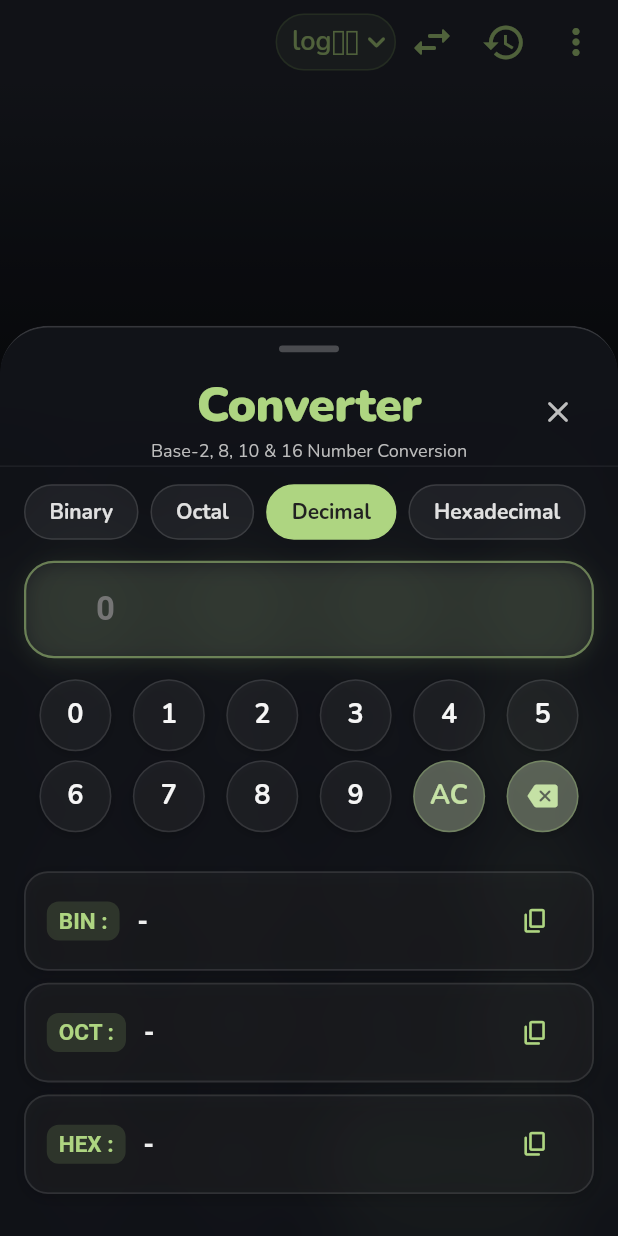
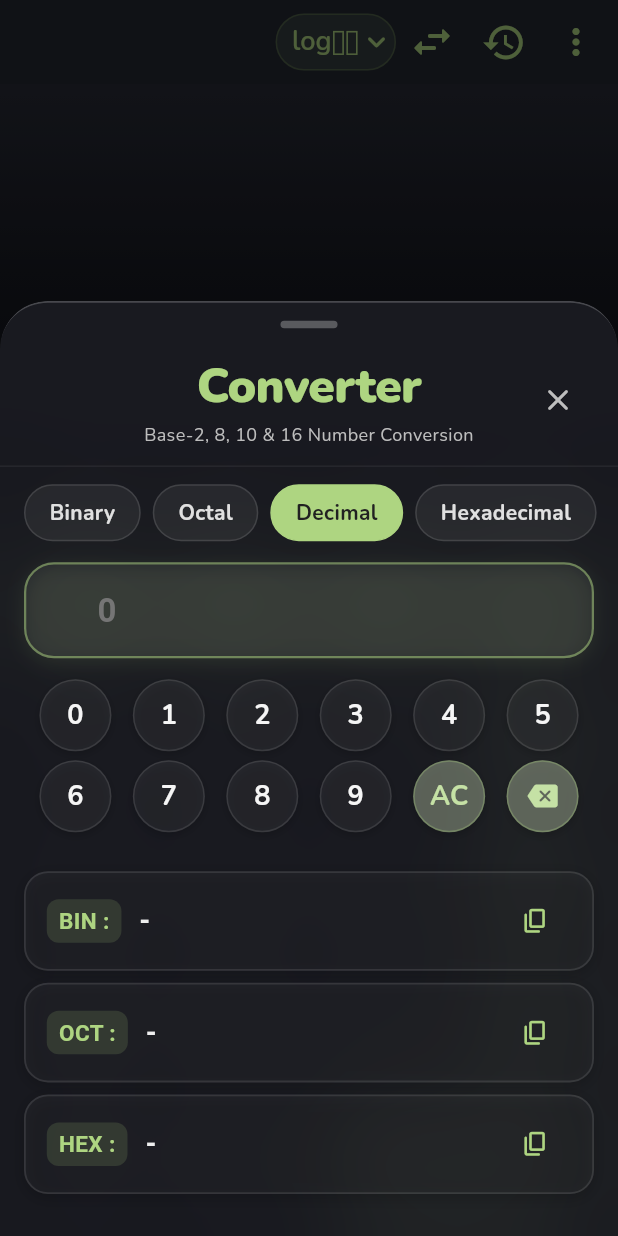
Before and after one commit to NARIKODANHRIDUL/Calculator_app_Flutter, a Flutter app: the screen it shows after launch, after a tap on the "swap horiz" icon, on a phone screen of 412 x 824 dp. Run offline on Flutter 3.47's test engine with Material 3 defaults, Android fonts, the phone set to English and light mode, and no system bars; our stand-ins replace fluttertoast, google_fonts, math_expressions, share_plus, shared_preferences; missing offline and left inert: in_app_update.

Commit message:
Eliminate white flash, iOS frosted glass aesthetic, reduced log10 font, responsive squircle morph (v1.0.16+17)

```diff
--- a/lib/aboutus.dart
+++ b/lib/aboutus.dart
@@ -196,7 +196,7 @@
                             fontWeight: FontWeight.w500),
                       ),
                       subtitle: Text(
-                        "1.0.15+16",
+                        "1.0.16+17",
                         style: GoogleFonts.firaSans(
                           color: subtitle,
                         ),
--- a/lib/main.dart
+++ b/lib/main.dart
@@ -42,9 +42,19 @@
   @override
   Widget build(BuildContext context) {
     return MaterialApp(
-      theme: ThemeData(
-        primarySwatch: Colors.grey,
-        useMaterial3: false,
+      theme: ThemeData.dark().copyWith(
+        scaffoldBackgroundColor: Colors.black,
+        canvasColor: Colors.black,
+        cardColor: const Color(0xFF161922),
+        dialogTheme: const DialogThemeData(
+          backgroundColor: Color(0xFF161922),
+        ),
+        colorScheme: const ColorScheme.dark(
+          primary: Colors.lightGreen,
+          surface: Color(0xFF161922),
+          onSurface: Colors.white,
+          onSecondary: Color(0xFFC7CBD1),
+        ),
       ),
       debugShowCheckedModeBanner: false,
       home: const Home(),
@@ -454,8 +464,14 @@
               } else if (val == 1) {
                 Navigator.push(
                   context,
-                  MaterialPageRoute(
-                    builder: (context) => about(isDark: isDark),
+                  PageRouteBuilder(
+                    pageBuilder: (context, animation, secondaryAnimation) =>
+                        about(isDark: isDark),
+                    transitionsBuilder:
+                        (context, animation, secondaryAnimation, child) {
+                      return FadeTransition(opacity: animation, child: child);
+                    },
+                    transitionDuration: const Duration(milliseconds: 220),
                   ),
                 );
               } else if (val == 2) {
@@ -504,9 +520,11 @@
                 Expanded(
                   child: ClipRRect(
                     borderRadius: const BorderRadius.only(
-                      bottomLeft: Radius.circular(30),
-                      bottomRight: Radius.circular(30),
-                    ),
+                      bottomLeft: Radius.circular(32),
+                      bottomRight: Radius.circular(32),
+                    ),
+                    child: BackdropFilter(
+                      filter: ImageFilter.blur(sigmaX: 25, sigmaY: 25),
                       child: Container(
                         decoration: BoxDecoration(
                           gradient: isDark
@@ -514,9 +532,9 @@
                                   begin: Alignment.topCenter,
                                   end: Alignment.bottomCenter,
                                   colors: [
-                                  Color(0xFF242832),
-                                  Color(0xFF161920),
-                                  Color(0xFF0D0F13),
+                                    Color(0xFF282B36),
+                                    Color(0xFF181A22),
+                                    Color(0xFF0F1015),
                                   ],
                                   stops: [0.0, 0.5, 1.0],
                                 )
@@ -533,16 +551,16 @@
                           border: Border(
                             bottom: BorderSide(
                               color: isDark
-                                ? Colors.white.withValues(alpha: 0.12)
+                                  ? Colors.white.withValues(alpha: 0.16)
                                   : Colors.black.withValues(alpha: 0.08),
                               width: 1.2,
                             ),
                           ),
                           boxShadow: [
                             BoxShadow(
-                            color: Colors.black.withValues(alpha: isDark ? 0.35 : 0.08),
-                            blurRadius: 14,
-                            offset: const Offset(0, 4),
+                              color: Colors.black.withValues(alpha: isDark ? 0.38 : 0.08),
+                              blurRadius: 18,
+                              offset: const Offset(0, 5),
                             ),
                           ],
                         ),
@@ -655,6 +673,7 @@
                     ),
                   ),
                 ),
+              ),
                 SafeArea(
                   top: false,
                   child: Center(
@@ -861,16 +880,16 @@
               : const EdgeInsets.all(0),
           child: Transform.scale(
             scale: (tag == "log₁₀")
-                ? 1.30
+                ? 0.90
                 : (tag == "log₂")
-                    ? 1.20
+                    ? 1.05
                     : (tag == "ln")
                         ? 1.05
                         : 1.0,
             child: Text(
               tag,
               style: GoogleFonts.ubuntuMono(
-                fontSize: 20,
+                fontSize: (tag == "log₁₀") ? 16 : 20,
                 fontWeight: FontWeight.w500,
                 color: bTheme.shade300,
               ),
@@ -1620,6 +1639,7 @@
       context: context,
       isScrollControlled: true,
       backgroundColor: Colors.transparent,
+      barrierColor: Colors.black.withValues(alpha: 0.55),
       shape: const RoundedRectangleBorder(
         borderRadius: BorderRadius.only(
           topLeft: Radius.circular(32),
@@ -1636,7 +1656,7 @@
               topRight: Radius.circular(32),
             ),
             child: BackdropFilter(
-              filter: ImageFilter.blur(sigmaX: 20, sigmaY: 20),
+              filter: ImageFilter.blur(sigmaX: 30, sigmaY: 30),
               child: DraggableScrollableSheet(
                 expand: false,
                 initialChildSize: 0.55,
@@ -1645,7 +1665,7 @@
                 builder: (context, sheetScrollController) => Container(
                   decoration: BoxDecoration(
                     color: isDark
-                        ? const Color(0xFF12141A).withValues(alpha: 0.88)
+                        ? const Color(0xFF1C1D24).withValues(alpha: 0.84)
                         : Colors.white.withValues(alpha: 0.92),
                     borderRadius: const BorderRadius.only(
                       topLeft: Radius.circular(32),
@@ -1654,8 +1674,8 @@
                     border: Border(
                       top: BorderSide(
                         color: isDark
-                            ? Colors.white.withValues(alpha: 0.15)
-                            : Colors.white.withValues(alpha: 0.9),
+                            ? Colors.white.withValues(alpha: 0.20)
+                            : Colors.white,
                         width: 1.2,
                       ),
                     ),
@@ -1665,10 +1685,12 @@
                       const SizedBox(height: 12),
                       // Drag indicator handle
                       Container(
-                        width: 40,
-                        height: 4.5,
+                        width: 38,
+                        height: 5,
                         decoration: BoxDecoration(
-                          color: isDark ? Colors.white24 : Colors.black26,
+                          color: isDark
+                              ? Colors.white.withValues(alpha: 0.28)
+                              : Colors.black.withValues(alpha: 0.22),
                           borderRadius: BorderRadius.circular(10),
                         ),
                       ),
@@ -1677,7 +1699,7 @@
                       Padding(
                         padding: const EdgeInsets.symmetric(horizontal: 16, vertical: 6),
                         child: SizedBox(
-                          height: 48,
+                          height: 52,
                           child: Stack(
                             alignment: Alignment.center,
                             children: [
@@ -2166,6 +2188,7 @@
       context: context,
       isScrollControlled: true,
       backgroundColor: Colors.transparent,
+      barrierColor: Colors.black.withValues(alpha: 0.55),
       shape: const RoundedRectangleBorder(
         borderRadius: BorderRadius.only(
           topLeft: Radius.circular(32),
@@ -2189,12 +2212,12 @@
                       topRight: Radius.circular(32),
                     ),
                     child: BackdropFilter(
-                      filter: ImageFilter.blur(sigmaX: 20, sigmaY: 20),
+                      filter: ImageFilter.blur(sigmaX: 30, sigmaY: 30),
                       child: SingleChildScrollView(
                         child: Container(
                           decoration: BoxDecoration(
                             color: isDark
-                                ? const Color(0xFF12141A).withValues(alpha: 0.88)
+                                ? const Color(0xFF1C1D24).withValues(alpha: 0.84)
                                 : Colors.white.withValues(alpha: 0.92),
                             borderRadius: const BorderRadius.only(
                               topLeft: Radius.circular(32),
@@ -2203,8 +2226,8 @@
                             border: Border(
                               top: BorderSide(
                                 color: isDark
-                                    ? Colors.white.withValues(alpha: 0.15)
-                                    : Colors.white.withValues(alpha: 0.9),
+                                    ? Colors.white.withValues(alpha: 0.20)
+                                    : Colors.white,
                                 width: 1.2,
                               ),
                             ),
@@ -2215,10 +2238,12 @@
                               const SizedBox(height: 12),
                               // Drag handle indicator
                               Container(
-                                width: 40,
-                                height: 4.5,
+                                width: 38,
+                                height: 5,
                                 decoration: BoxDecoration(
-                                  color: isDark ? Colors.white24 : Colors.black26,
+                                  color: isDark
+                                      ? Colors.white.withValues(alpha: 0.28)
+                                      : Colors.black.withValues(alpha: 0.22),
                                   borderRadius: BorderRadius.circular(10),
                                 ),
                               ),
@@ -2227,7 +2252,7 @@
                               Padding(
                                 padding: const EdgeInsets.symmetric(horizontal: 16, vertical: 4),
                                 child: SizedBox(
-                                  height: 52,
+                                  height: 68,
                                   child: Stack(
                                     alignment: Alignment.center,
                                     children: [
@@ -2762,30 +2787,59 @@
 class _MorphingCalculatorButtonState
     extends State<MorphingCalculatorButton> {
   bool _isPressed = false;
+  DateTime? _pointerDownTime;
+  Timer? _releaseTimer;
+
+  void _handlePointerDown() {
+    _releaseTimer?.cancel();
+    _pointerDownTime = DateTime.now();
+    HapticFeedback.lightImpact();
+    if (!_isPressed) {
+      setState(() {
+        _isPressed = true;
+      });
+    }
+  }
+
+  void _handlePointerUp() {
+    final downTime = _pointerDownTime;
+    const minHoldDuration = Duration(milliseconds: 200);
+
+    if (downTime != null) {
+      final elapsed = DateTime.now().difference(downTime);
+      if (elapsed < minHoldDuration) {
+        _releaseTimer?.cancel();
+        _releaseTimer = Timer(minHoldDuration - elapsed, () {
+          if (mounted) {
+            setState(() {
+              _isPressed = false;
+            });
+          }
+        });
+        return;
+      }
+    }
+
+    _releaseTimer?.cancel();
+    if (mounted) {
+      setState(() {
+        _isPressed = false;
+      });
+    }
+  }
+
+  @override
+  void dispose() {
+    _releaseTimer?.cancel();
+    super.dispose();
+  }
 
   @override
   Widget build(BuildContext context) {
     return Listener(
-      onPointerDown: (_) {
-        HapticFeedback.lightImpact();
-        setState(() {
-          _isPressed = true;
-        });
-      },
-      onPointerUp: (_) {
-        if (_isPressed) {
-          setState(() {
-            _isPressed = false;
-          });
-        }
-      },
-      onPointerCancel: (_) {
-        if (_isPressed) {
-          setState(() {
-            _isPressed = false;
-          });
-        }
-      },
+      onPointerDown: (_) => _handlePointerDown(),
+      onPointerUp: (_) => _handlePointerUp(),
+      onPointerCancel: (_) => _handlePointerUp(),
       child: GestureDetector(
         behavior: HitTestBehavior.opaque,
         onTap: () {
@@ -2796,8 +2850,8 @@
           widget.onLongPress?.call();
         },
         child: AnimatedContainer(
-          duration: const Duration(milliseconds: 800),
-          curve: Curves.easeInOutCubic,
+          duration: Duration(milliseconds: _isPressed ? 180 : 320),
+          curve: _isPressed ? Curves.easeOutCubic : Curves.easeInOutCubic,
           width: widget.width,
           height: widget.height,
           decoration: BoxDecoration(
--- a/pubspec.yaml
+++ b/pubspec.yaml
@@ -15,7 +15,7 @@
 # In iOS, build-name is used as CFBundleShortVersionString while build-number used as CFBundleVersion.
 # Read more about iOS versioning at
 # https://developer.apple.com/library/archive/documentation/General/Reference/InfoPlistKeyReference/Articles/CoreFoundationKeys.html
-version: 1.0.15+16
+version: 1.0.16+17
 
 environment:
   sdk: ">=2.17.6 <4.0.0"
```
Also changed, not shown: 1 other file. Lines whose indentation alone changed are shown as unchanged.
